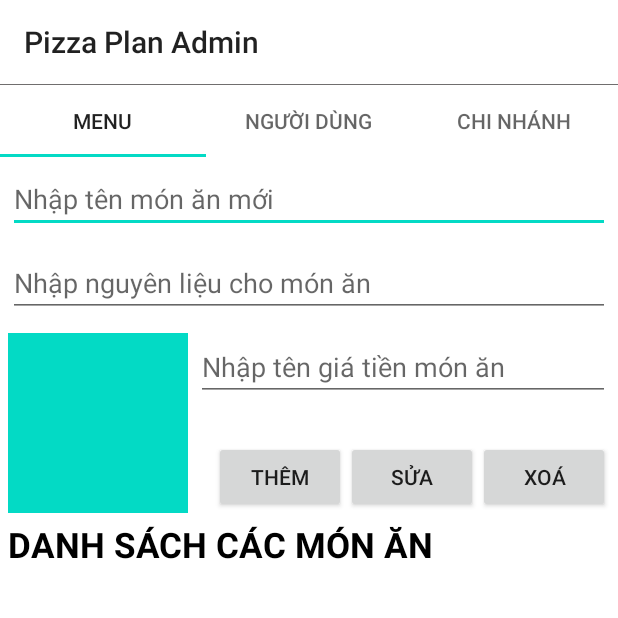
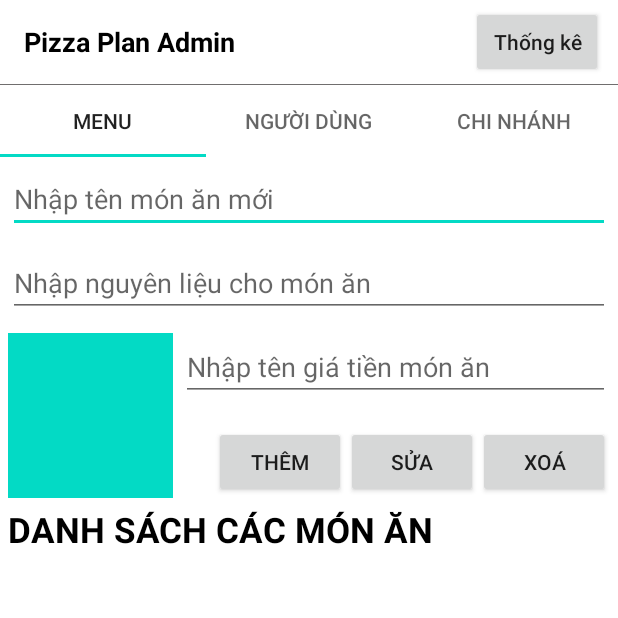
Before and after one commit to phucdeveloper/Pizza_Plan_Admin, an Android app: the QuanLyActivity screen opened directly, with no data from a screen before it, on a phone screen of 412 x 824 dp, the top half of it. Run offline under Robolectric (Android 15) with nearby library versions, the phone set to English and light mode, and no system bars; our stand-ins replace Firebase (no records; nobody signed in at launch, a user with empty details on screens opened directly).

```diff
--- a/app/src/main/AndroidManifest.xml
+++ b/app/src/main/AndroidManifest.xml
@@ -18,7 +18,8 @@
         android:roundIcon="@mipmap/ic_launcher_round"
         android:supportsRtl="true"
         android:theme="@style/AppTheme">
-        <activity android:name=".view.HoaDonActivity"></activity>
+        <activity android:name=".view.ThongKeActivity"></activity>
+        <activity android:name=".view.HoaDonActivity" />
         <!--
              The API key for Google Maps-based APIs is defined as a string resource.
              (See the file "res/values/google_maps_api.xml").
--- a/app/src/main/java/com/philipstudio/pizzaplanadmin/fragment/QuanLyNguoiDungFragment.java
+++ b/app/src/main/java/com/philipstudio/pizzaplanadmin/fragment/QuanLyNguoiDungFragment.java
@@ -156,4 +156,8 @@ public class QuanLyNguoiDungFragment extends Fragment {
         AlertDialog alertDialog = builder.create();
         alertDialog.show();
     }
+
+    public interface OnGetAllUserListener{
+        void onGetAllUser(ArrayList<NguoiDung> nguoiDungs);
+    }
 }
--- a/app/src/main/java/com/philipstudio/pizzaplanadmin/view/QuanLyActivity.java
+++ b/app/src/main/java/com/philipstudio/pizzaplanadmin/view/QuanLyActivity.java
@@ -7,7 +7,10 @@ import androidx.fragment.app.Fragment;
 import androidx.fragment.app.FragmentManager;
 import androidx.fragment.app.FragmentPagerAdapter;
 
+import android.content.Intent;
 import android.os.Bundle;
+import android.view.View;
+import android.widget.Button;
 
 import com.google.android.material.tabs.TabLayout;
 import com.philipstudio.pizzaplanadmin.R;
@@ -19,6 +22,7 @@ public class QuanLyActivity extends AppCompatActivity {
 
     TabLayout tabLayout;
     androidx.viewpager.widget.ViewPager viewPager;
+    Button btnThongKe;
 
     @Override
     protected void onCreate(Bundle savedInstanceState) {
@@ -26,10 +30,19 @@ public class QuanLyActivity extends AppCompatActivity {
         setContentView(R.layout.activity_quanly);
         tabLayout = findViewById(R.id.tab_layout);
         viewPager = findViewById(R.id.view_pager_container);
+        btnThongKe = findViewById(R.id.button_thongke);
 
         PagerAdapter adapter = new PagerAdapter(getSupportFragmentManager(), FragmentPagerAdapter.BEHAVIOR_RESUME_ONLY_CURRENT_FRAGMENT);
         viewPager.setAdapter(adapter);
         tabLayout.setupWithViewPager(viewPager);
+
+        btnThongKe.setOnClickListener(new View.OnClickListener() {
+            @Override
+            public void onClick(View v) {
+                Intent intent = new Intent(QuanLyActivity.this, ThongKeActivity.class);
+                startActivity(intent);
+            }
+        });
     }
 
      class PagerAdapter extends FragmentPagerAdapter{
--- a/app/src/main/res/layout/activity_quanly.xml
+++ b/app/src/main/res/layout/activity_quanly.xml
@@ -9,9 +9,29 @@
     android:layout_height="match_parent"
     tools:context=".view.QuanLyActivity">
     <androidx.appcompat.widget.Toolbar
-        app:title="@string/app_name"
         android:layout_width="match_parent"
-        android:layout_height="wrap_content"/>
+        android:layout_height="wrap_content">
+        <RelativeLayout
+            android:layout_width="match_parent"
+            android:layout_height="wrap_content">
+            <TextView
+                android:textStyle="bold"
+                android:textColor="#000"
+                android:layout_centerVertical="true"
+                android:textSize="18sp"
+                android:text="@string/app_name"
+                android:layout_width="wrap_content"
+                android:layout_height="wrap_content"/>
+            <Button
+                android:id="@+id/button_thongke"
+                android:textAllCaps="false"
+                android:text="Thống kê"
+                android:layout_marginEnd="10dp"
+                android:layout_alignParentEnd="true"
+                android:layout_width="wrap_content"
+                android:layout_height="wrap_content"/>
+        </RelativeLayout>
+    </androidx.appcompat.widget.Toolbar>
     <View
         android:background="#706E6E"
         android:layout_width="match_parent"
--- a/app/src/main/res/layout/fragment_quanlymenu.xml
+++ b/app/src/main/res/layout/fragment_quanlymenu.xml
@@ -1,69 +1,78 @@
 <?xml version="1.0" encoding="utf-8"?>
-<LinearLayout
-    android:orientation="vertical"
+<androidx.core.widget.NestedScrollView
     xmlns:android="http://schemas.android.com/apk/res/android"
     android:layout_width="match_parent"
     android:layout_height="match_parent">
+
+    <LinearLayout
+        android:layout_width="match_parent"
+        android:layout_height="match_parent"
+        android:orientation="vertical">
+
         <EditText
             android:id="@+id/edittext_tenmonan"
+            android:layout_width="match_parent"
+            android:layout_height="wrap_content"
             android:layout_margin="5dp"
-        android:hint="Nhập tên món ăn mới"
+            android:hint="Nhập tên món ăn mới" />
+
+        <EditText
+            android:id="@+id/edittext_nguyenlieu"
             android:layout_width="match_parent"
-        android:layout_height="wrap_content"/>
-    <EditText
-        android:lineSpacingExtra="5dp"
-        android:id="@+id/edittext_nguyenlieu"
+            android:layout_height="wrap_content"
             android:layout_margin="5dp"
             android:hint="Nhập nguyên liệu cho món ăn"
-        android:layout_width="match_parent"
-        android:layout_height="wrap_content"/>
+            android:lineSpacingExtra="5dp" />
 
         <LinearLayout
-        android:layout_margin="5dp"
             android:layout_width="match_parent"
-        android:layout_height="wrap_content">
+            android:layout_height="wrap_content"
+            android:layout_margin="5dp">
+
             <ImageView
                 android:id="@+id/imageview_anh"
-            android:background="@color/colorAccent"
-            android:layout_width="120dp"
-            android:layout_height="120dp"/>
+                android:layout_width="110dp"
+                android:layout_height="110dp"
+                android:background="@color/colorAccent" />
 
             <RelativeLayout
-            android:orientation="vertical"
                 android:layout_width="match_parent"
-            android:layout_height="120dp">
+                android:layout_height="110dp"
+                android:orientation="vertical">
+
                 <EditText
-                android:inputType="number"
                     android:id="@+id/edittext_giatien"
+                    android:layout_width="match_parent"
+                    android:layout_height="wrap_content"
                     android:layout_marginStart="5dp"
                     android:hint="Nhập tên giá tiền món ăn"
-                android:layout_width="match_parent"
-                android:layout_height="wrap_content"/>
+                    android:inputType="number" />
 
                 <LinearLayout
+                    android:layout_width="wrap_content"
+                    android:layout_height="wrap_content"
                     android:layout_alignParentEnd="true"
                     android:layout_alignParentBottom="true"
                     android:layout_gravity="bottom"
-                android:layout_marginStart="5dp"
-                android:orientation="horizontal"
-                android:layout_width="wrap_content"
-                android:layout_height="wrap_content">
+                    android:orientation="horizontal">
+
                     <Button
                         android:id="@+id/button_them"
-                    android:text="Thêm"
                         android:layout_width="wrap_content"
-                    android:layout_height="wrap_content"/>
+                        android:layout_height="wrap_content"
+                        android:text="Thêm" />
+
                     <Button
                         android:id="@+id/button_sua"
-                    android:text="Sửa"
                         android:layout_width="wrap_content"
-                    android:layout_height="wrap_content"/>
+                        android:layout_height="wrap_content"
+                        android:text="Sửa" />
 
                     <Button
                         android:id="@+id/button_xoa"
-                    android:text="Xoá"
                         android:layout_width="wrap_content"
-                    android:layout_height="wrap_content"/>
+                        android:layout_height="wrap_content"
+                        android:text="Xoá" />
                 </LinearLayout>
 
             </RelativeLayout>
@@ -71,19 +80,20 @@
         </LinearLayout>
 
         <TextView
-        android:textStyle="bold"
+            android:layout_width="wrap_content"
+            android:layout_height="wrap_content"
             android:layout_marginStart="5dp"
+            android:text="Danh sách các món ăn"
+            android:textAllCaps="true"
             android:textColor="#000"
             android:textSize="23sp"
-        android:textAllCaps="true"
-        android:text="Danh sách các món ăn"
-        android:layout_width="wrap_content"
-        android:layout_height="wrap_content"/>
+            android:textStyle="bold" />
 
         <androidx.recyclerview.widget.RecyclerView
             android:id="@+id/recyclerview_danhsach_monan"
-        android:layout_marginTop="10dp"
             android:layout_width="match_parent"
-        android:layout_height="match_parent"/>
+            android:layout_height="match_parent"
+            android:layout_marginTop="10dp" />
 
     </LinearLayout>
+</androidx.core.widget.NestedScrollView>
--- a/app/src/main/res/layout/layout_dialog_donhang.xml
+++ b/app/src/main/res/layout/layout_dialog_donhang.xml
@@ -75,10 +75,9 @@
                     android:layout_width="0dp"
                     android:layout_height="wrap_content"
                     android:layout_weight="1"
-                    android:drawableStart="@drawable/ic_baseline_refresh"
                     android:drawablePadding="10dp"
                     android:padding="10dp"
-                    android:text="Đặt lại"
+                    android:text="Tổng tiền thanh toán :"
                     android:textColor="@color/colorPrimary"
                     android:textSize="18sp"
                     android:textStyle="bold" />
@@ -88,7 +87,7 @@
                     android:layout_width="wrap_content"
                     android:layout_height="wrap_content"
                     android:layout_marginEnd="10dp"
-                    android:text="Tổng tiền : 800.000 đồng"
+                    android:text="800.000 đồng"
                     android:textColor="#4C4C4C"
                     android:textSize="16sp" />
             </LinearLayout>
```
Also changed, not shown: app/src/main/java/com/philipstudio/pizzaplanadmin/fragment/QuanLyMenuFragment.java (+35 -30 lines), app/src/main/java/com/philipstudio/pizzaplanadmin/view/ThongKeActivity.java (added, +92 -0 lines), app/src/main/res/layout/activity_thong_ke.xml (added, +60 -0 lines). Lines whose indentation alone changed are shown as unchanged.
